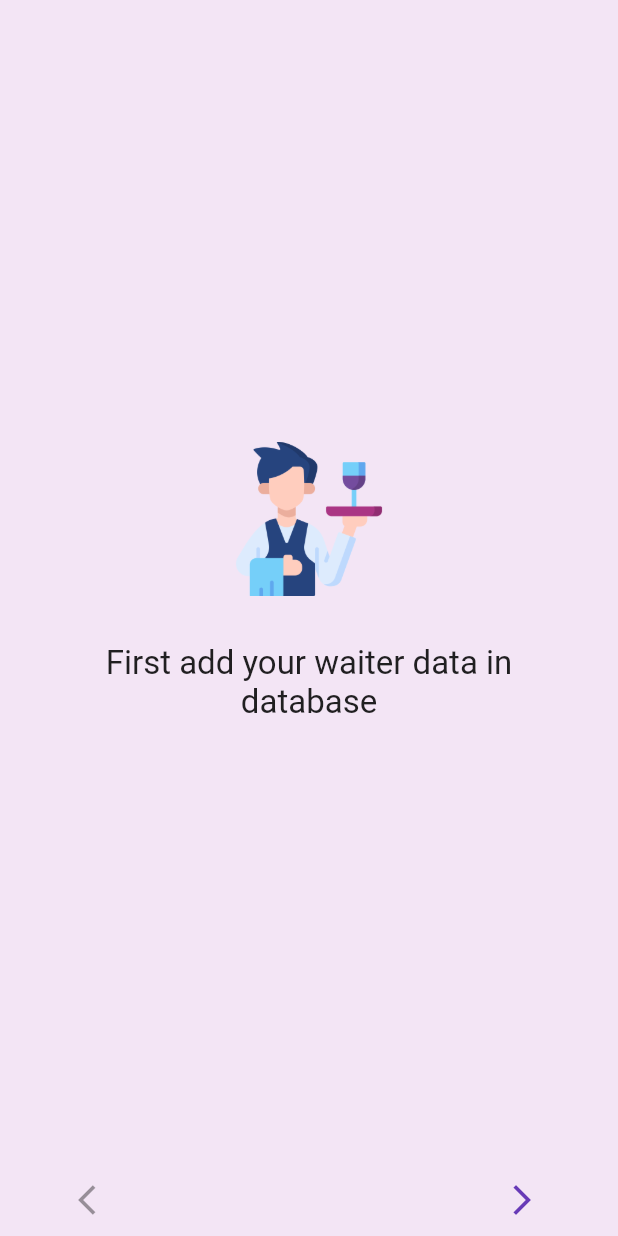
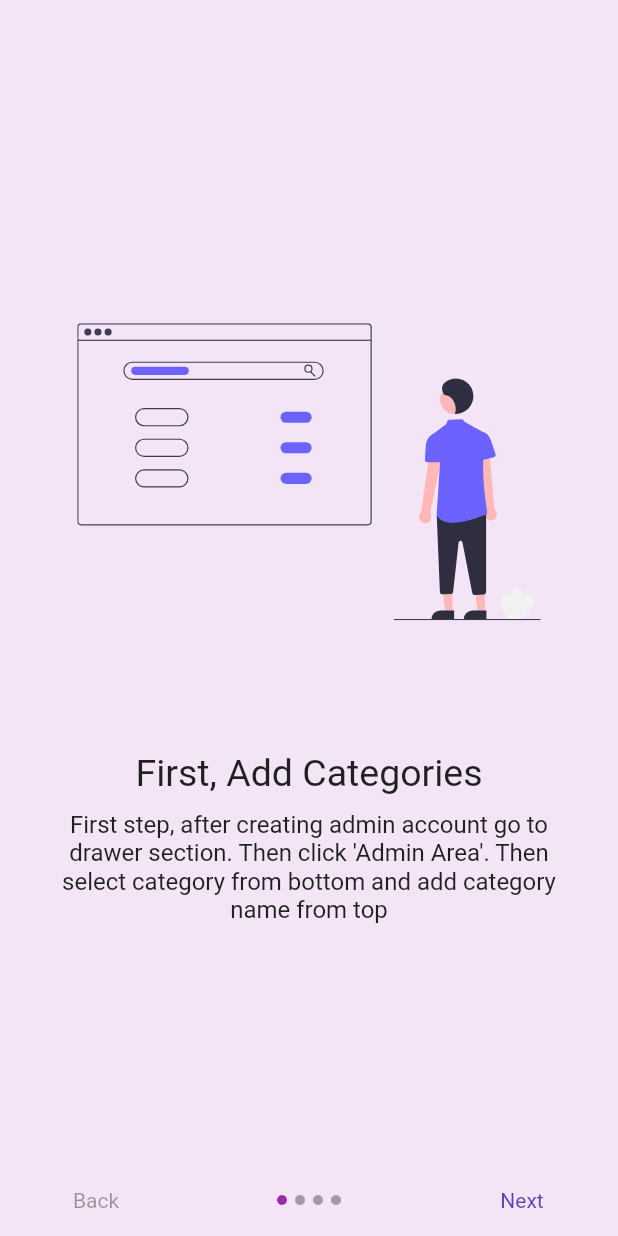
Before and after one commit to jakariya0dev/cafe21, a Flutter app: the screen it shows after launch, on a phone screen of 412 x 824 dp. Run offline on Flutter 3.47's test engine with Material 2 defaults, Android fonts, the phone set to English and light mode, and no system bars; our stand-ins replace cloud_firestore, connectivity_plus, firebase_auth, firebase_core, flutter_svg, shared_preferences; missing offline and left inert: blue_thermal_printer; accounts and stored records are empty.

Commit message:
final:three

```diff
--- a/lib/controller/auth_controller.dart
+++ b/lib/controller/auth_controller.dart
@@ -1,4 +1,5 @@
 import 'package:cafe21/model/data.dart';
+import 'package:cafe21/views/dashboard_page.dart';
 import 'package:cafe21/views/login_page.dart';
 import 'package:cloud_firestore/cloud_firestore.dart';
 import 'package:cafe21/controller/common_function.dart';
@@ -54,6 +55,7 @@ class AuthController{
     return isSuccessful;
   }
 
+
   /*
   * Intentionally we didn't direct update here
   * First we add new doc and then delete old one
@@ -90,6 +92,7 @@ class AuthController{
         await prefs?.setBool(UserRoleKey.isLogged.name, true);
         await prefs?.setString(UserKey.email.name, email);
         await prefs?.setString(UserRoleKey.userRole.name, UserRoleKey.user.name);
+        Navigator.pushReplacement(context, MaterialPageRoute(builder: (context) => const DashBoard()));
       }
       isSuccessful = true;
     }, onError: (e){
@@ -126,7 +129,6 @@ class AuthController{
   }
 
   userLogOut(context) async {
-
 
     await FirebaseAuth.instance.signOut();
     prefs?.remove(UserRoleKey.isLogged.name);
--- a/lib/views/admin/cafe_details.dart
+++ b/lib/views/admin/cafe_details.dart
@@ -247,7 +247,7 @@ class _CafeDetailsState extends State<CafeDetails> {
                         TextField(
                           controller: oldEmailController,
                           decoration: InputDecoration(
-                              hintText: 'Enter admin mail',
+                              hintText: 'Type admin mail',
                               hintStyle: TextStyle(color: Colors.grey.shade400),
                               errorText: oldEmailErrorText,
                               border: const UnderlineInputBorder(
@@ -277,7 +277,7 @@ class _CafeDetailsState extends State<CafeDetails> {
                         Padding(
                           padding: const EdgeInsets.only(left: 0, top: 10),
                           child: Text(
-                            'New Email',
+                            'New Email Address',
                             style: TextStyle(
                                 fontSize: 12,
                                 fontFamily: 'Roboto',
@@ -287,7 +287,7 @@ class _CafeDetailsState extends State<CafeDetails> {
                         TextField(
                           controller: newEmailController,
                           decoration: InputDecoration(
-                              hintText: 'Type new password',
+                              hintText: 'Type new email',
                               errorText: newEmailErrorText,
                               hintStyle: TextStyle(color: Colors.grey.shade400),
                               border: const UnderlineInputBorder(
@@ -327,7 +327,7 @@ class _CafeDetailsState extends State<CafeDetails> {
                         TextField(
                           controller: passwordController,
                           decoration: InputDecoration(
-                              hintText: 'Type new password',
+                              hintText: 'Type admin password',
                               hintStyle: TextStyle(color: Colors.grey.shade400),
                               errorText: adminPasswordErrorText,
                               border: const UnderlineInputBorder(
@@ -479,7 +479,7 @@ class _CafeDetailsState extends State<CafeDetails> {
                       TextField(
                         controller: emailController,
                         decoration: InputDecoration(
-                            hintText: 'Enter admin mail',
+                            hintText: 'Enter admin mail here',
                             errorText: emailErrorText,
                             hintStyle: TextStyle(color: Colors.grey.shade400),
                             border: const UnderlineInputBorder(
@@ -519,7 +519,7 @@ class _CafeDetailsState extends State<CafeDetails> {
                       TextField(
                         controller: oldPasswordController,
                         decoration: InputDecoration(
-                            hintText: 'Type new password',
+                            hintText: 'Type old password',
                             errorText: oldPasswordErrorText,
                             hintStyle: TextStyle(color: Colors.grey.shade400),
                             border: const UnderlineInputBorder(
--- a/lib/views/on_boarding_page.dart
+++ b/lib/views/on_boarding_page.dart
@@ -1,15 +1,18 @@
 import 'package:cafe21/views/create_cafe_admin.dart';
 import 'package:flutter/material.dart';
 import 'package:cafe21/model/data.dart';
+import 'package:flutter_svg/svg.dart';
 
-class FirstPage extends StatefulWidget {
-  const FirstPage({Key? key}) : super(key: key);
+import 'dashboard_page.dart';
+
+class OnBoardingPage extends StatefulWidget {
+  const OnBoardingPage({Key? key}) : super(key: key);
 
   @override
-  State<FirstPage> createState() => _FirstPageState();
+  State<OnBoardingPage> createState() => _OnBoardingPageState();
 }
 
-class _FirstPageState extends State<FirstPage> {
+class _OnBoardingPageState extends State<OnBoardingPage> {
 
   @override
   initState(){
@@ -20,11 +23,12 @@ class _FirstPageState extends State<FirstPage> {
   init() async {
   }
 
-  int index = 0;
+  int pageIndex = 0;
 
-  List icons = ['assets/icons/icon_waiter.png', 'assets/icons/icon_food.png', 'assets/icons/icon_invoice.png'];
+  final List _onBoardingIcons = ['assets/on_svg/category.svg', 'assets/on_svg/food.svg', 'assets/on_svg/waiter.svg', 'assets/on_svg/invoice.png'];
 
-  List descriptions = ['First add your waiter data in database', 'Next add your food category and all of you food item data', 'And after that you can add new sales data'];
+  final List _titles = ['First, Add Categories', 'Second, Add Food Items', 'Third, Add Waiters Name', 'Final, Create Invoices'];
+  final List _descriptions = ['First step, after creating admin account go to drawer section. Then click \'Admin Area\'. Then select category from bottom and add category name from top', 'Second step, after adding category name select foods section, Click add food from top bar. and fill the all necessary data then save it', 'Third step, you have to add Waiters Name. For now have added a test waiter, you can edit or delete it. And add new waiter data from waiter section', 'Final step, after completing all step now you can add invoice. Back to dashboard page and click new sale or invoice and save it '];
 
   @override
   Widget build(BuildContext context) {
@@ -41,9 +45,18 @@ class _FirstPageState extends State<FirstPage> {
             mainAxisAlignment: MainAxisAlignment.center,
             crossAxisAlignment: CrossAxisAlignment.center,
             children: [
-              Image.asset(icons[index], height: width*0.25, width: width*0.25),
+              SizedBox(
+                height: width * 0.75,
+                width: width * 0.75,
+                child: SvgPicture.asset(
+                    _onBoardingIcons[pageIndex],
+                    semanticsLabel: 'Acme Logo'
+                ),
+              ),
               const SizedBox(height: 32),
-              Text(descriptions[index], style: const TextStyle(fontSize: 22), textAlign: TextAlign.center,)
+              Text(_titles[pageIndex], style: const TextStyle(fontSize: 25), textAlign: TextAlign.center,),
+              const SizedBox(height: 10),
+              Text(_descriptions[pageIndex], style: const TextStyle(fontSize: 16), textAlign: TextAlign.center,),
             ],
           ),
         ),
@@ -55,22 +68,35 @@ class _FirstPageState extends State<FirstPage> {
           mainAxisAlignment: MainAxisAlignment.spaceBetween,
           children: [
             TextButton(
-              onPressed: index == 0 ? null : () {
-                index--;
+              onPressed: pageIndex == 0 ? null : () {
+                pageIndex--;
                 setState(() {});
               },
-              child: const Icon(Icons.arrow_back_ios),
+              child: const Text('Back'),
+            ),
+            Row(
+              children: List.generate(4, (index) {
+                return Padding(
+                  padding: const EdgeInsets.symmetric(horizontal: 2.0),
+                  child: Icon(Icons.circle, size: 8, color: index == pageIndex ? Colors.purple : Colors.grey,),
+                );
+              }),
             ),
             TextButton(
-              onPressed: index == 2 ? () async {
-                await prefs?.setBool('isNotFirstInstall', true);
-                // await CommonFunction.generateDatabase();
-                Navigator.push(context, MaterialPageRoute(builder: (context) => const CreateCafeAdmin()));
+              onPressed: pageIndex == 3 ? () async {
+                if(prefs?.getBool('isNotFirstInstall')==true){
+                  Navigator.push(context, MaterialPageRoute(builder: (context) => const DashBoard()));
+                }
+                else{
+                  await prefs?.setBool('isNotFirstInstall', true).then((value) => Navigator.push(context, MaterialPageRoute(builder: (context) => const CreateCafeAdmin())));
+
+                }
+
               } : () {
-                    index++;
+                pageIndex++;
                     setState(() {});
               },
-              child: index == 2 ? const Text('Finish') : const Icon(Icons.arrow_forward_ios),
+              child: pageIndex == 3 ? const Text('Finish') : const Text('Next'),
             )
           ],
         ),
--- a/lib/views/splash_screen.dart
+++ b/lib/views/splash_screen.dart
@@ -36,7 +36,7 @@ class _SplashScreenState extends State<SplashScreen> {
         }
 
       }else{
-        Navigator.push(context, MaterialPageRoute(builder: (context) => const FirstPage()));
+        Navigator.push(context, MaterialPageRoute(builder: (context) => const OnBoardingPage()));
       }
 
     });
--- a/pubspec.yaml
+++ b/pubspec.yaml
@@ -27,6 +27,7 @@ dependencies:
   firebase_auth: ^3.8.0
   shared_preferences: ^2.0.15
   connectivity_plus: ^2.3.9
+  flutter_svg: ^1.1.6
 
 
 
@@ -43,6 +44,7 @@ flutter:
   assets:
     - assets/images/
     - assets/icons/
+    - assets/on_svg/
 
   # To add assets to your application, add an assets section, like this:
 
```
Also changed, not shown: lib/cons/const.dart (+11 -0 lines), lib/controller/admin_dashboard_controller.dart (+13 -59 lines), lib/model/data.dart (+14 -1 lines), lib/views/admin/admin_dashboard.dart (+1 -6 lines), lib/views/create_cafe_admin.dart (+23 -12 lines), lib/views/dashboard_page.dart (+29 -18 lines), lib/views/invoice/invoice_print.dart (+26 -21 lines), lib/views/login_page.dart (+4 -20 lines), assets/on_svg/category.svg (added), assets/on_svg/database.svg (added), assets/on_svg/food.svg (added), assets/on_svg/waiter.svg (added), pubspec.lock.
